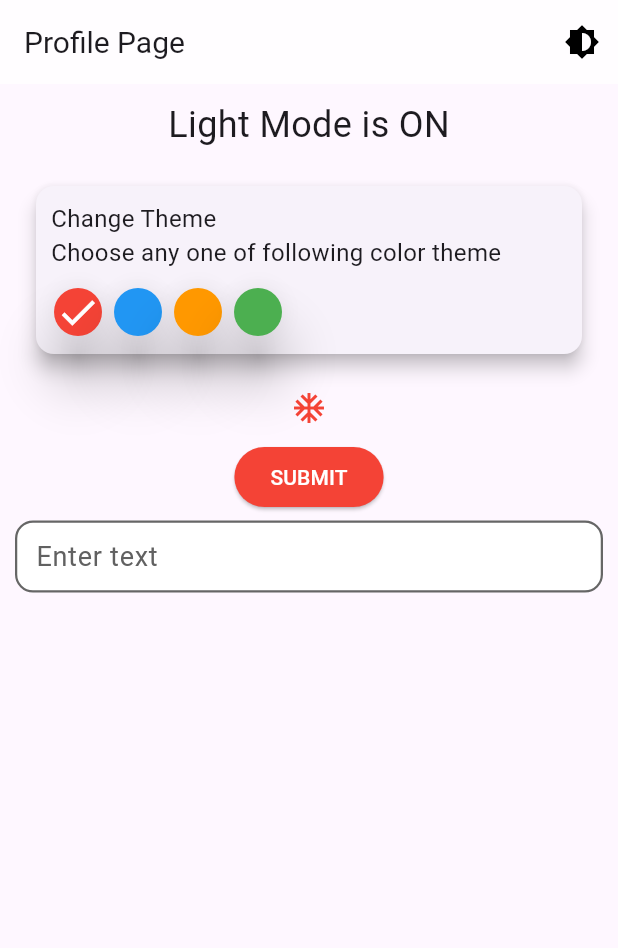
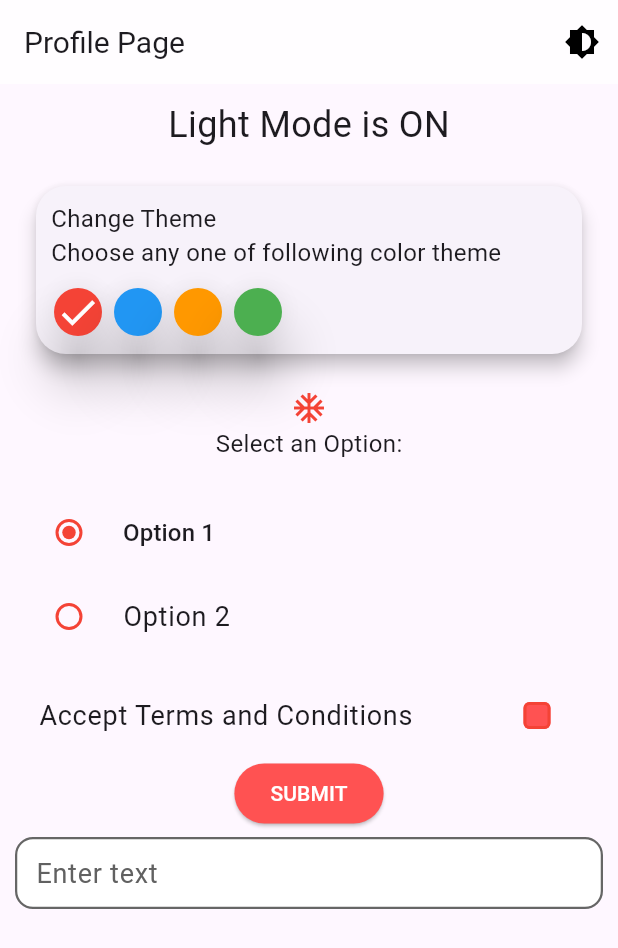
Before and after one commit to Sagar7262880/micro_front_end_poc, a Flutter app: the ProfilePage screen opened directly, after a tap on the "arrow drop down" icon, on a phone screen of 412 x 824 dp. Shown: the top 948 px of the screen. Run offline on Flutter 3.47's test engine with Material 3 defaults, Android fonts, the phone set to English and light mode, and no system bars; our stand-ins replace animated_bottom_navigation_bar, dio, file_picker, flutter_image_compress, flutter_typeahead, get and 6 more; missing offline and left inert: geo_fencing, leave, out_duty; accounts and stored records are empty.

Commit message:
About theme error

```diff
--- a/lib/Bottom Nav Bar/bottom_nav_bar.dart
+++ b/lib/Bottom Nav Bar/bottom_nav_bar.dart
@@ -25,8 +25,8 @@ class _BottomNavBarState extends State<BottomNavBar> {
   final List<IconData> iconList = [
     HugeIcons.strokeRoundedHome01,
     HugeIcons.strokeRoundedAbacus,
-    HugeIcons
-        .strokeRoundedDashboardSquare01, // Icon for the Apply Leave functionality
+    HugeIcons.strokeRoundedDashboardSquare01,
+    // Icon for the Apply Leave functionality
     HugeIcons.strokeRoundedLocation01,
     HugeIcons.strokeRoundedSearchList01,
   ];
@@ -71,7 +71,6 @@ class _BottomNavBarState extends State<BottomNavBar> {
         body: pages[_bottomNavIndex], // Display the selected page
         bottomNavigationBar: BottomNavigationBar(
           elevation: 0,
-
           currentIndex: _bottomNavIndex,
           onTap: (index) {
             setState(() {
@@ -79,10 +78,9 @@ class _BottomNavBarState extends State<BottomNavBar> {
             });
           },
           type: BottomNavigationBarType.fixed,
-          selectedItemColor: Colors.blue,
+          selectedItemColor: Theme.of(context).primaryColor,
           showUnselectedLabels: true,
           mouseCursor: SystemMouseCursors.none,
-
           items: List.generate(5, (index) {
             final bool isSelected = _bottomNavIndex == index;
             return BottomNavigationBarItem(
@@ -90,7 +88,7 @@ class _BottomNavBarState extends State<BottomNavBar> {
                   ? Container(
                       width: 60,
                       decoration: BoxDecoration(
-                  color: Colors.blue.withOpacity(0.3),
+                        color: Theme.of(context).primaryColor.withOpacity(0.2),
                         borderRadius: BorderRadius.circular(50),
                       ),
                       padding: const EdgeInsets.all(4),
@@ -104,7 +102,7 @@ class _BottomNavBarState extends State<BottomNavBar> {
               label: _getLabelForIndex(index),
             );
           }),
-        ),/*AnimatedBottomNavigationBar.builder(
+        ), /*AnimatedBottomNavigationBar.builder(
           itemCount: iconList.length,
           tabBuilder: (int index, bool isActive) {
             final color =
@@ -207,7 +205,11 @@ class FavoritesPage extends StatelessWidget {
 
 class ProfilePage extends StatelessWidget {
   ProfilePage({super.key});
+
   final ThemeController themeController = Get.find();
+  var selectedValue = 1.obs;
+  bool _isChecked = false;
+  final RadioController controller = Get.put(RadioController());
 
   @override
   Widget build(BuildContext context) {
@@ -234,7 +236,7 @@ class ProfilePage extends StatelessWidget {
             Obx(() => Text(
                   themeController.currentColor.value == "dr"
                       ? 'Dark Mode is ON'
-                  : 'Light Mode is ON',
+                      : 'Light Mode is ON' ,
                   style: const TextStyle(fontSize: 24),
                 )),
             const SizedBox(height: 10),
@@ -302,7 +304,40 @@ class ProfilePage extends StatelessWidget {
             ),
             const SizedBox(height: 10),
             const Icon(Icons.ac_unit),
+            Text('Select an Option:'),
+            SizedBox(height: 20),
+            Obx(() {
+              return Column(
+                children: [
+                  RadioListTile<int>(
+                    value: 1,
+                    groupValue: controller.selectedValue.value,
+                    onChanged: (int? newValue) {
+                      controller.selectedValue.value =
+                          newValue!; // Update the value
+                    },
+                    title: Text('Option 1', style: Theme.of(context).textTheme.titleSmall),
+                  ),
+                  RadioListTile<int>(
+                    value: 2,
+                    groupValue: controller.selectedValue.value,
+                    onChanged: (int? newValue) {
+                      controller.selectedValue.value =
+                          newValue!; // Update the value
+                    },
+                    title: Text('Option 2'),
+                  ),
+                ],
+              );
+            }),
             const SizedBox(height: 10),
+            Obx(() => CheckboxListTile(
+                  title: Text("Accept Terms and Conditions"),
+                  value: controller.isChecked.value,
+                  onChanged: (bool? newValue) {
+                    controller.toggleCheckbox();
+                  },
+                )),
             /* Obx(() =>  */ ElevatedButton(
               style: themeController.isDarkMode.value != "d" ||
                       themeController.isDarkMode.value != "l"
@@ -346,7 +381,8 @@ class ProfilePage extends StatelessWidget {
                   filled: true,
                   fillColor: themeController.isDarkMode.value == "d"
                       ? white // Dark mode background color for text field
-                      : white, // Light mode background color for text field
+                      : white,
+                  // Light mode background color for text field
                   hintText: 'Enter text',
                   hintStyle: TextStyle(
                     color: themeController.isDarkMode.value == "d"
@@ -388,6 +424,7 @@ class ProfilePage extends StatelessWidget {
     );
   }
 }
+
 class ColorOptionButton extends StatelessWidget {
   final Color color;
   final bool isSelected;
@@ -419,3 +456,13 @@ class ColorOptionButton extends StatelessWidget {
     );
   }
 }
+
+class RadioController extends GetxController {
+  var selectedValue = 1.obs; // The value starts as 1, and it's an observable
+  var isChecked = false.obs;
+
+  // Method to toggle the checkbox
+  void toggleCheckbox() {
+    isChecked.value = !isChecked.value;
+  }
+}
--- a/lib/Constant/constant_color.dart
+++ b/lib/Constant/constant_color.dart
@@ -5,13 +5,18 @@ const white = Colors.white;
 const white80 = Color(0XFFf2f2f2);
 const black = Colors.black;
 const green = Colors.green;
+const greenAccent = Colors.greenAccent;
 const red = Colors.red;
+const redAccent = Colors.redAccent;
 const grey = Colors.grey;
 const grey500 = Color(0XFF4E4949);
 const blueGrey = Colors.blueGrey;
 const teal = Colors.teal;
 const blue = Colors.blue;
+const blueAccent = Colors.blueAccent;
 const indigo = Colors.indigo;
+const indigoAccent = Colors.indigoAccent;
 const orange = Colors.orange;
+const orangeAccent = Colors.orangeAccent;
 const background = Color(0xFF212121);
 const transparent = Colors.transparent;
--- a/lib/Controller/theme_values.dart
+++ b/lib/Controller/theme_values.dart
@@ -85,6 +85,18 @@ dynamic txtTheme(colors, double fontsize) {
 }
 */
 
+dynamic radioThemes(filColor) {
+  return RadioThemeData(
+    fillColor: WidgetStateProperty.all(filColor),
+    // Color when radio is selected
+    overlayColor: WidgetStateProperty.all(filColor.withOpacity(0.1)),
+    // Color when tapped
+    splashRadius: 20,
+    // Size of the splash effect when tapped
+    visualDensity: VisualDensity.adaptivePlatformDensity,
+  );
+}
+
 dynamic btnTheme(btnColor) {
   return ButtonThemeData(
       buttonColor: btnColor,
@@ -135,8 +147,74 @@ dynamic timeDialog() {
   );
 }
 
+dynamic cardThemes(cardColor, double cardElevation) {
+  return CardTheme(
+    //color: cardColor, // Card background color
+    elevation: cardElevation, // Card elevation (shadow)
+    shape: RoundedRectangleBorder(
+      borderRadius: BorderRadius.circular(20), // Rounded corners
+    ),
+  );
+}
+
+dynamic bottomTheme(selected, unSelected) {
+  BottomNavigationBarThemeData(
+    selectedItemColor: selected, // Selected item color
+    unselectedItemColor: unSelected, // Unselected item color
+    showUnselectedLabels: true, // Show labels for unselected items
+    elevation: 10, // Add shadow effect
+  );
+}
+
+dynamic cbTheme(borderClr, activeClr, checkClr) {
+  return CheckboxThemeData(
+    // Customize the checkbox's appearance
+    shape: RoundedRectangleBorder(
+      borderRadius: BorderRadius.circular(4), // Rounded corners
+    ),
+    side: BorderSide(
+        color: borderClr, // Checkbox border color
+        width: 2),
+    checkColor: WidgetStateProperty.all(checkClr),
+    // Checkmark color
+    fillColor: WidgetStateProperty.all(activeClr),
+    // Color when checked
+    splashRadius: 20,
+    // Splash radius size
+    overlayColor:
+        WidgetStateProperty.all(Colors.blue.withOpacity(0.2)), // Ripple effect
+  );
+}
+
+dynamic inputDecoration(filClr, otherClr){
+  InputDecorationTheme(
+    contentPadding: const EdgeInsets.all(10),
+    filled: true,
+    fillColor: filClr,
+    // Dark background for the TextField
+    // hintStyle: TextStyle(color: Colors.white60), // Hint text color (light gray)
+    // labelStyle: TextStyle(color: Colors.white,), // Label text color (white)
+    enabledBorder: OutlineInputBorder(
+      borderRadius: BorderRadius.circular(10),
+      borderSide: BorderSide(color: otherClr, width: 0.0),
+    ),
+    border: OutlineInputBorder(
+      borderRadius: BorderRadius.circular(10),
+      borderSide: BorderSide(color: otherClr, width: 0.0),
+    ),
+    focusedBorder: OutlineInputBorder(
+      // borderRadius: BorderRadius.all(Radius.circular(4)),
+      borderRadius: BorderRadius.circular(10),
+      borderSide: BorderSide(width: 0, color: otherClr),
+    ),
+    disabledBorder: OutlineInputBorder(
+      borderRadius: BorderRadius.circular(10),
+      borderSide: BorderSide(width: 0, color: otherClr),
+    ),
+  );
+}
+
 /// ----  Red Theme  ----
-
 ThemeData get redTheme {
   return ThemeData(
     primaryColor: red,
@@ -144,12 +222,16 @@ ThemeData get redTheme {
     //textTheme: const TextTheme(titleMedium: TextStyle(color: red)),
     textTheme: txtTheme(red, 32),
     buttonTheme: btnTheme(red),
-    elevatedButtonTheme: btnElevation(red, white),
+    elevatedButtonTheme: btnElevation(redAccent, white),
     // Text Theme (Updated for Flutter 3.x+)
     iconTheme: const IconThemeData(color: red),
     floatingActionButtonTheme: floatButton(red),
     textButtonTheme: btnText(red),
     outlinedButtonTheme: btnOutline(red),
+    cardTheme: cardThemes(red, 2),
+    radioTheme: radioThemes(red),
+    checkboxTheme: cbTheme(red, redAccent, white),
+    // bottomNavigationBarTheme: bottomTheme(red, grey),
     iconButtonTheme: IconButtonThemeData(
       style: IconButton.styleFrom(
         foregroundColor: red, // Icon color for light mode
@@ -187,23 +269,26 @@ ThemeData get redTheme {
 }
 
 /// ----  Blue Theme  ----
-
 ThemeData get blueTheme {
   return ThemeData(
-    primaryColor: blue,
+    primaryColor: indigo,
     appBarTheme: AppBarThemes(),
-    textTheme: txtTheme(blue, 32),
-    buttonTheme: btnTheme(blue),
-    elevatedButtonTheme: btnElevation(blue, white),
-    textButtonTheme: btnText(blue),
-    floatingActionButtonTheme: floatButton(blue),
-    outlinedButtonTheme: btnOutline(blue),
-    iconTheme: const IconThemeData(color: blue),
+    textTheme: txtTheme(indigo, 32),
+    buttonTheme: btnTheme(indigo),
+    elevatedButtonTheme: btnElevation(indigo, white),
+    textButtonTheme: btnText(indigo),
+    floatingActionButtonTheme: floatButton(indigo),
+    outlinedButtonTheme: btnOutline(indigo),
+    iconTheme: const IconThemeData(color: indigo),
+    cardTheme: cardThemes(indigo, 2),
+    radioTheme: radioThemes(indigo),
+    checkboxTheme: cbTheme(indigo, indigoAccent, white),
+    // bottomNavigationBarTheme: bottomTheme(indigo, grey),
     iconButtonTheme: IconButtonThemeData(
       style: IconButton.styleFrom(
-        foregroundColor: blue, // Icon color for light mode
+        foregroundColor: indigo, // Icon color for light mode
         highlightColor:
-            Colors.blueAccent.withOpacity(0.1), // Highlight color on press
+            Colors.indigoAccent.withOpacity(0.1), // Highlight color on press
       ),
     ),
     inputDecorationTheme: InputDecorationTheme(
@@ -235,7 +320,6 @@ ThemeData get blueTheme {
 }
 
 /// ----  Orange Theme  ----
-
 ThemeData get orangeTheme {
   return ThemeData(
     primaryColor: orange,
@@ -243,11 +327,15 @@ ThemeData get orangeTheme {
     //textTheme: const TextTheme(titleMedium: TextStyle(color: orange)),
     textTheme: txtTheme(orange, 32),
     buttonTheme: btnTheme(orange),
-    elevatedButtonTheme: btnElevation(orange, white),
+    elevatedButtonTheme: btnElevation(orangeAccent, white),
     floatingActionButtonTheme: floatButton(orange),
     textButtonTheme: btnText(orange),
     outlinedButtonTheme: btnOutline(orange),
     iconTheme: const IconThemeData(color: orange),
+    cardTheme: cardThemes(orange, 2),
+    radioTheme: radioThemes(orange),
+    checkboxTheme: cbTheme(orange, orangeAccent, white),
+    // bottomNavigationBarTheme: bottomTheme(orange, grey),
     iconButtonTheme: IconButtonThemeData(
       style: IconButton.styleFrom(
         foregroundColor: Colors.orange, // Icon color for light mode
@@ -284,7 +372,6 @@ ThemeData get orangeTheme {
 }
 
 /// ----  Green Theme  ----
-
 ThemeData get greenTheme {
   return ThemeData(
     primaryColor: green,
@@ -297,6 +384,10 @@ ThemeData get greenTheme {
     outlinedButtonTheme: btnOutline(green),
     iconTheme: const IconThemeData(color: green),
     floatingActionButtonTheme: floatButton(green),
+    cardTheme: cardThemes(green, 2),
+    radioTheme: radioThemes(green),
+    checkboxTheme: cbTheme(green, green, white),
+    // bottomNavigationBarTheme: bottomTheme(green, grey),
     iconButtonTheme: IconButtonThemeData(
       style: IconButton.styleFrom(
         foregroundColor: Colors.green, // Icon color for light mode
@@ -333,10 +424,9 @@ ThemeData get greenTheme {
 }
 
 /// ----  Dark Theme  ----
-
 final ThemeData darkTheme = ThemeData(
   brightness: Brightness.dark,
-  primaryColor: Colors.blueAccent,
+  primaryColor: Colors.white,
   // Primary color for buttons, etc.
   //accentColor: Colors.amber,  // Accent color for highlights
   scaffoldBackgroundColor: Colors.black,
@@ -353,17 +443,18 @@ final ThemeData darkTheme = ThemeData(
   ),*/
 
   buttonTheme: btnTheme(black),
-  cardTheme: CardTheme(
+  cardTheme: cardThemes(Colors.grey[800], 2),
+  /*cardTheme: CardTheme(
     color: Colors.grey[800], // Card color
     shadowColor: Colors.black54, // Shadow color for cards
-  ),
-  iconTheme: IconThemeData(
-    color: Colors.white70, // Icon color
-  ),
+  ),*/
+  iconTheme: IconThemeData(color: Colors.white70),
   floatingActionButtonTheme: floatButton(grey500),
   elevatedButtonTheme: btnElevation(grey500, white),
   textButtonTheme: btnText(white),
   outlinedButtonTheme: btnOutline(white),
+  checkboxTheme: cbTheme(white, white, black),
+  // bottomNavigationBarTheme: bottomTheme(white, grey),
   inputDecorationTheme: InputDecorationTheme(
     contentPadding: const EdgeInsets.all(10),
     filled: true,
@@ -438,10 +529,9 @@ final darkThemes = ThemeData(
         ColorScheme.fromSwatch().copyWith(secondary: Color(0xFFFFFFFF)));
 
 /// ----  Light Theme  ----
-
 final ThemeData lightTheme = ThemeData(
   brightness: Brightness.light,
-  primaryColor: Colors.blueAccent,
+  primaryColor: grey,
   // Primary color for buttons, etc.
   //accentColor: Colors.amber,  // Accent color for highlights
   scaffoldBackgroundColor: Colors.white,
@@ -457,14 +547,14 @@ final ThemeData lightTheme = ThemeData(
     headlineSmall: TextStyle(color: Colors.black),
   ),*/
   buttonTheme: btnTheme(white),
-
-  cardTheme: CardTheme(
+  cardTheme: cardThemes(white, 2),
+  /*cardTheme: CardTheme(
     color: Colors.white,
     // Card color: plain white for a light theme
     shadowColor: Colors.grey.withOpacity(0.5),
     // Shadow color: subtle grey shadow for a soft effect
     elevation: 2, // Optional: elevation for shadow depth
-  ),
+  ),*/
   iconTheme: IconThemeData(
     color: Colors.black54, // Icon color
   ),
@@ -472,6 +562,8 @@ final ThemeData lightTheme = ThemeData(
   elevatedButtonTheme: btnElevation(white80, black),
   textButtonTheme: btnText(black),
   outlinedButtonTheme: btnOutline(black),
+  checkboxTheme: cbTheme(black, black, white),
+  // bottomNavigationBarTheme: bottomTheme(black, grey),
   inputDecorationTheme: InputDecorationTheme(
     contentPadding: const EdgeInsets.all(10),
     filled: true,
@@ -500,7 +592,7 @@ final ThemeData lightTheme = ThemeData(
 );
 
 final lightThemes = ThemeData(
-    primaryColor: white,
+    primaryColor: white80,
     hintColor: white,
     //brightness: Brightness.light,
     dividerColor: Colors.grey,
--- a/lib/screens/home.dart
+++ b/lib/screens/home.dart
@@ -316,9 +316,9 @@ class _MyHomePageState extends State<MyHomePage> {
   Widget buildCard({required String title, required String imagePath}) {
     return Card(
       //color: Colors.white,
-      shape: RoundedRectangleBorder(
+      /*shape: RoundedRectangleBorder(
         borderRadius: BorderRadius.circular(20),
-      ),
+      ),*/
       child: SizedBox(
         height: 120, // Fixed height for all cards
         child: Padding(
--- a/micros/utility/lib/widgets/Image_picker.dart
+++ b/micros/utility/lib/widgets/Image_picker.dart
@@ -49,7 +49,7 @@ class ImagePicker {
             mainAxisAlignment: MainAxisAlignment.spaceEvenly,
             children: [
               if (!isMultipleFile)
-                _buildOption(context, Icons.camera_alt_sharp, "Camera",
+                _buildOption(context, Icons.camera_alt_outlined, "Camera",
                     () async {
                   var image = await _pickImage(imgpicker.ImageSource.camera,
                       isMultipleFile, isImgCropeble);
@@ -57,14 +57,14 @@ class ImagePicker {
                   onImagePicked(image);
                 }),
               if (!isOnlyCamera)
-                _buildOption(context, Icons.image, "Gallery", () async {
+                _buildOption(context, Icons.image_outlined, "Gallery", () async {
                   var image = await _pickImage(imgpicker.ImageSource.gallery,
                       isMultipleFile, isImgCropeble);
                   Navigator.pop(context);
                   onImagePicked(image);
                 }),
               if (isFromFile && !isOnlyCamera)
-                _buildOption(context, Icons.drive_file_move_rounded, "Browse",
+                _buildOption(context, Icons.drive_file_move_outline, "Browse",
                     () async {
                   var image = await _pickFile(isMultipleFile, isOnlyImage);
                   Navigator.pop(context);
```
Also changed, not shown: lib/screens/dashboard.dart (+6 -11 lines), micros/utility/lib/widgets/error_bottom_sheet.dart (+6 -6 lines). Lines whose indentation alone changed are shown as unchanged.
